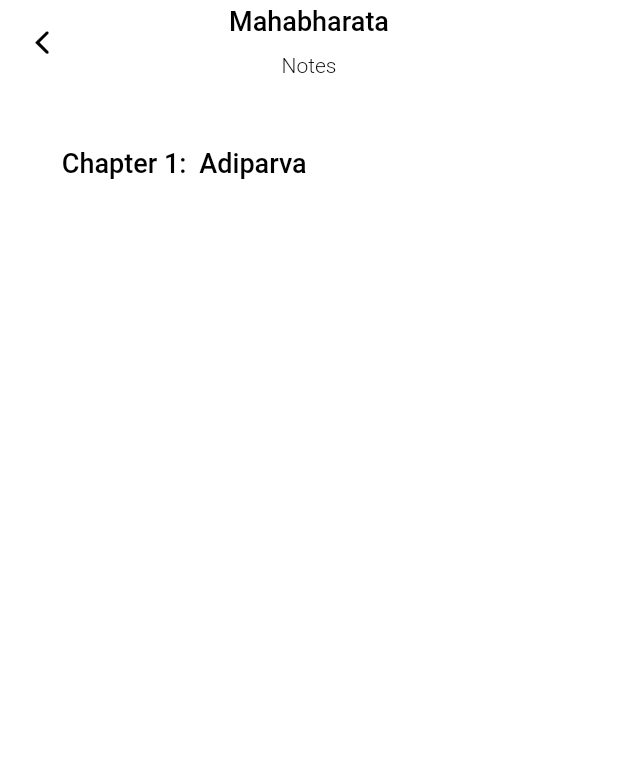
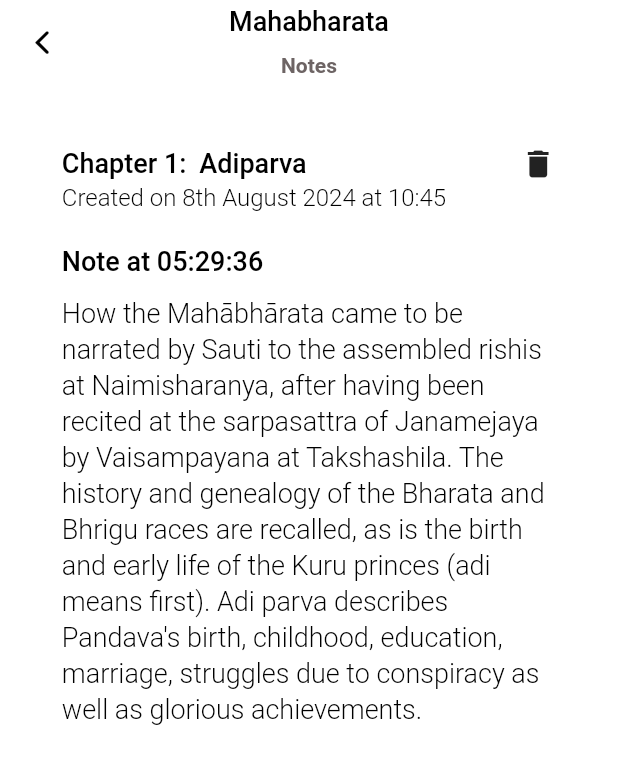
Before and after one commit to ItsAbhinavM/PriyamVada-Dev, a Flutter app: the screen it shows after launch, on a phone screen of 412 x 824 dp. Shown: the top 764 px of the screen. Run offline on Flutter 3.47's test engine with Material 3 defaults, Android fonts, the light colour scheme and no system bars; our stand-ins replace flutter_rating_bar, google_nav_bar; Roboto replaces fonts that are missing (Nunito).

Commit message:
feat: add notes page

```diff
--- a/priyamvadadev/lib/views/post_auth/bookmarks_view.dart
+++ b/priyamvadadev/lib/views/post_auth/bookmarks_view.dart
@@ -1,5 +1,6 @@
 import 'package:flutter/cupertino.dart';
 import 'package:flutter/material.dart';
+import 'package:flutter/widgets.dart';
 
 class Bookmarks extends StatelessWidget {
   const Bookmarks({super.key});
@@ -14,7 +15,7 @@ class Bookmarks extends StatelessWidget {
           children: [
             Text("Mahabharata",style: Theme.of(context).textTheme.headlineSmall?.copyWith(fontWeight: FontWeight.w500,fontSize: 18),),
             SizedBox(height: screenHieght*0.01,),
-            Text("Notes",style: Theme.of(context).textTheme.headlineSmall?.copyWith(fontSize: 14),)
+            Text("Notes",style: Theme.of(context).textTheme.headlineSmall?.copyWith(fontSize: 14,fontWeight: FontWeight.bold,color: Color(0xff6D6464)),)
           ],
         ),
         centerTitle: true,
@@ -25,14 +26,37 @@ class Bookmarks extends StatelessWidget {
       body: Padding(
         padding: EdgeInsets.only(left: screenWidth*0.10,right: screenWidth*0.10,top: screenWidth*0.10),
         child: Column(
+          mainAxisAlignment: MainAxisAlignment.start,
+          crossAxisAlignment: CrossAxisAlignment.start,
           children: [
             Row(
+              mainAxisAlignment: MainAxisAlignment.spaceBetween,
+              crossAxisAlignment: CrossAxisAlignment.start,
               children: [
-                Text("Chapter 1: ",style: Theme.of(context).textTheme.headlineSmall?.copyWith(fontWeight: FontWeight.w500,fontSize: 18),),
-                SizedBox(width: screenWidth*0.01,),
-                Text("Adiparva",style: Theme.of(context).textTheme.headlineSmall?.copyWith(fontWeight: FontWeight.w500,fontSize: 18),),
+              Expanded(
+                  child: Column(
+                    // mainAxisAlignment: MainAxisAlignment.spaceBetween,
+                    crossAxisAlignment: CrossAxisAlignment.start,
+                    children: [
+                      Row(
+                        crossAxisAlignment: CrossAxisAlignment.start,
+                        children: [
+                          Text("Chapter 1: ",style: Theme.of(context).textTheme.headlineSmall?.copyWith(fontWeight: FontWeight.w500,fontSize: 18),),
+                          SizedBox(width: screenWidth*0.01,),
+                          Flexible(child: Text("Adiparva ",style: Theme.of(context).textTheme.headlineSmall?.copyWith(fontWeight: FontWeight.w500,fontSize: 18),softWrap: true)),
+                        ],
+                      ),
+                      Text("Created on 8th August 2024 at 10:45 ",style: Theme.of(context).textTheme.headlineSmall,softWrap: true,overflow: TextOverflow.fade,)
+                    ],
+                  ),
+                ),
+                Icon(Icons.delete)
               ],
-            )
+            ),
+            SizedBox(height: screenHieght*.025,),
+            Text("Note at 05:29:36",style: Theme.of(context).textTheme.headlineSmall?.copyWith(fontWeight: FontWeight.w500,fontSize: 18)),
+            SizedBox(height: screenHieght*.0125,),
+            Text("How the Mahābhārata came to be narrated by Sauti to the assembled rishis at Naimisharanya, after having been recited at the sarpasattra of Janamejaya by Vaisampayana at Takshashila. The history and genealogy of the Bharata and Bhrigu races are recalled, as is the birth and early life of the Kuru princes (adi means first). Adi parva describes Pandava's birth, childhood, education, marriage, struggles due to conspiracy as well as glorious achievements.",style: Theme.of(context).textTheme.headlineSmall?.copyWith(fontWeight: FontWeight.w300,fontSize: 18))
           ],
         ),
       ),
```
